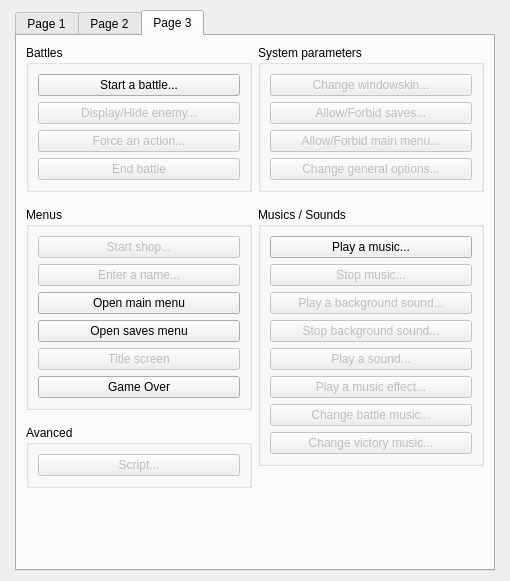
Qt form Dialogs/dialogcommands.ui (RPG-Paper-Maker/RPG-Paper-Maker) before a commit.
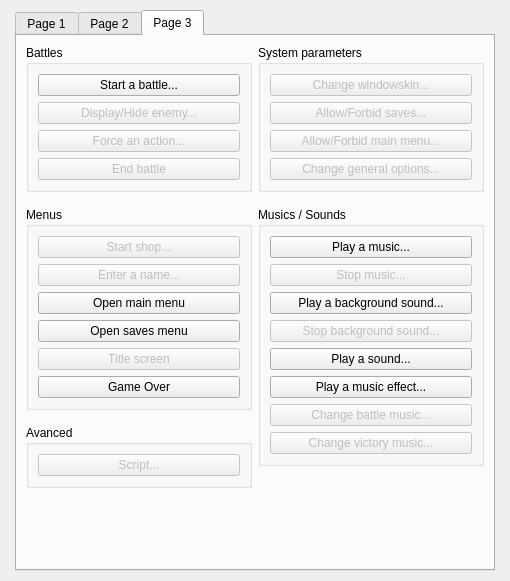
The same form after that commit.

Patch:
```diff
--- a/Dialogs/dialogcommands.ui
+++ b/Dialogs/dialogcommands.ui
@@ -936,7 +936,7 @@
                 <item>
                  <widget class="QPushButton" name="pushButtonPlayBackgroundSound">
                   <property name="enabled">
-                   <bool>false</bool>
+                   <bool>true</bool>
                   </property>
                   <property name="text">
                    <string>Play a background sound...</string>
@@ -956,7 +956,7 @@
                 <item>
                  <widget class="QPushButton" name="pushButtonPlaySound">
                   <property name="enabled">
-                   <bool>false</bool>
+                   <bool>true</bool>
                   </property>
                   <property name="text">
                    <string>Play a sound...</string>
@@ -966,7 +966,7 @@
                 <item>
                  <widget class="QPushButton" name="pushButtonMusicEffect">
                   <property name="enabled">
-                   <bool>false</bool>
+                   <bool>true</bool>
                   </property>
                   <property name="text">
                    <string>Play a music effect...</string>
```
Left out of the diff: 2 changed lines with no effect on the pictures.
